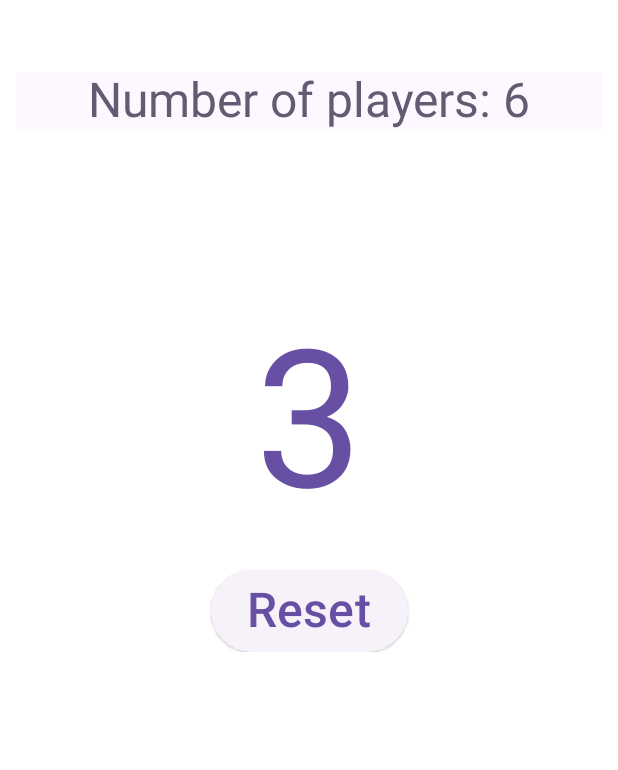
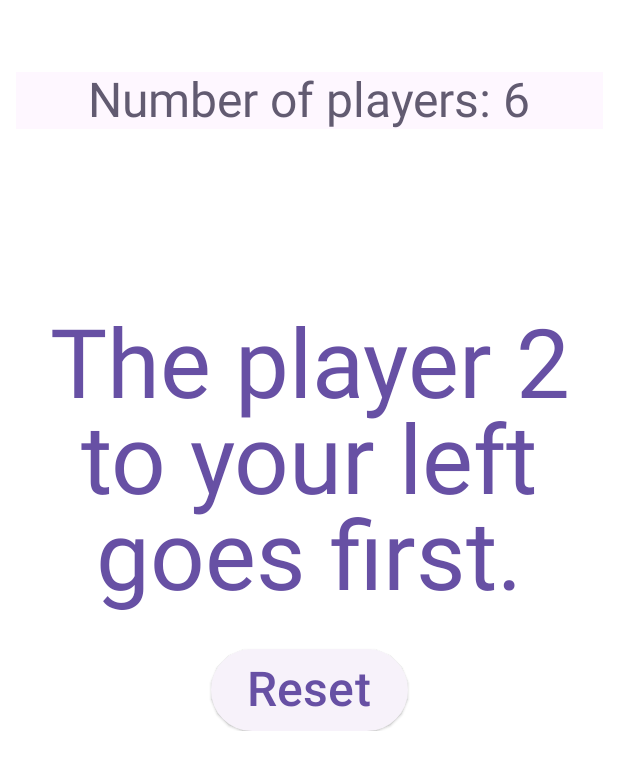
Before and after one commit to mts7/pick-first-player, an Android app built with Jetpack Compose: the @Preview function PreviewDisplayRandomPlayer, on a phone screen of 412 x 824 dp. Shown: the top 770 px of the screen. Run offline under Robolectric (Android 15) with nearby library versions, the phone set to English and light mode, and no system bars.

Commit message:
get wording for player

```diff
--- a/PickFirstPlayer/app/src/main/java/com/mts7/pickfirstplayer/MainActivity.kt
+++ b/PickFirstPlayer/app/src/main/java/com/mts7/pickfirstplayer/MainActivity.kt
@@ -212,6 +212,26 @@ fun generateRandomNumber(maxValue: Int): Int {
     return (1..maxValue).random()
 }
 
+fun getRelationalWording(maxCount: Int, player: Int): String {
+    if (player == 1) {
+        return "You go first."
+    }
+
+    val half = maxCount / 2
+    val direction: String
+    val places: Int
+
+    if (player > half) {
+        direction = "right"
+        places = maxCount + 1 - player
+    } else {
+        direction = "left"
+        places = player - 1
+    }
+
+    return "The player $places to your $direction goes first."
+}
+
 @Composable
 fun DisplayRandomPlayer(maxValue: Int, player: Int, onResetClick: () -> Unit) {
     Column(
@@ -233,10 +253,12 @@ fun DisplayRandomPlayer(maxValue: Int, player: Int, onResetClick: () -> Unit) {
             modifier = Modifier.height(96.dp)
         )
         Text(
-            text = player.toString(),
+            text = getRelationalWording(maxValue, player),
             modifier = Modifier.padding(24.dp),
             color = MaterialTheme.colorScheme.primary,
-            fontSize = 128.sp,
+            fontSize = 64.sp,
+            lineHeight = 64.sp,
+            textAlign = TextAlign.Center
         )
         ElevatedButton(onClick = onResetClick) {
             Text(
```
